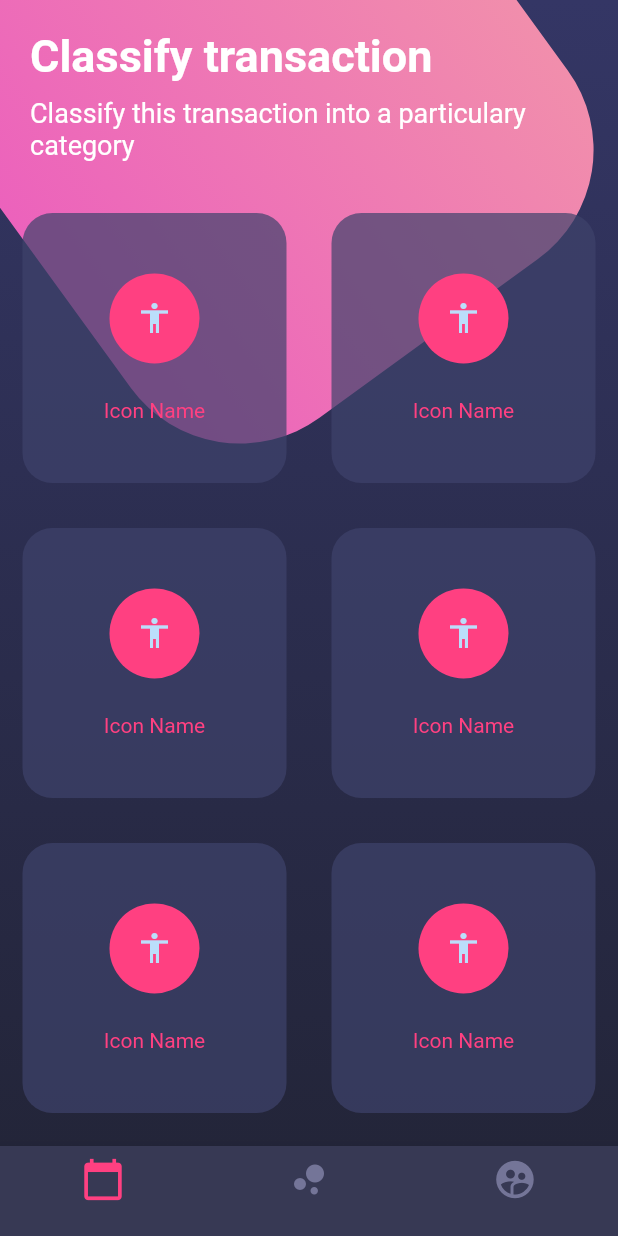
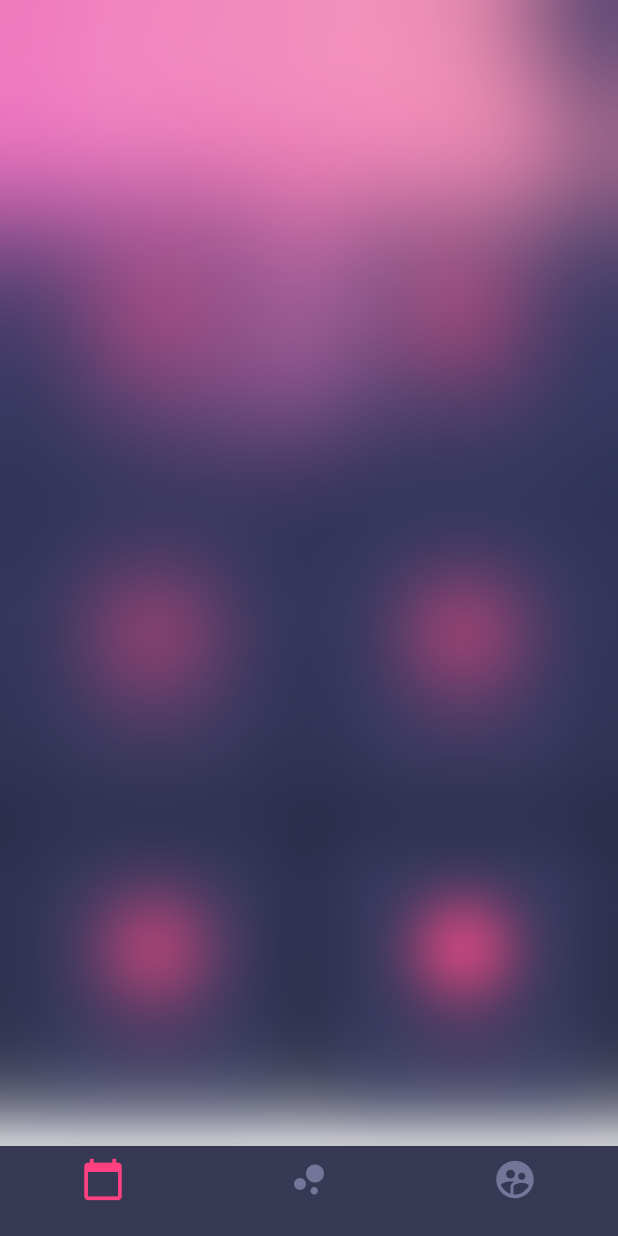
Before and after one commit to ddienu/designs, a Flutter app: the screen it shows after launch, on a phone screen of 412 x 824 dp. Run offline on Flutter 3.47's test engine with Material 2 defaults, Android fonts, the phone set to English and light mode, and no system bars.

Commit message:
Update: Botones page
Update botones page with the widget blur and adding color, icon, and text required, by this way have the possibility to change this properties in each table row.

```diff
--- a/lib/src/pages/botones_page.dart
+++ b/lib/src/pages/botones_page.dart
@@ -120,34 +120,38 @@ class BotonesPage extends StatelessWidget {
         children: [
           TableRow(
             children: [
-              _crearBotonRedondeados(),
-              _crearBotonRedondeados(),
+              _crearBotonRedondeados(Colors.blue, Icons.handshake, 'Hello'),
+              _crearBotonRedondeados(Colors.pinkAccent, Icons.border_all, 'General'),
             ],
           ),
           TableRow(
             children: [
-              _crearBotonRedondeados(),
-              _crearBotonRedondeados(),
+              _crearBotonRedondeados(Colors.red, Icons.business, 'Business'),
+              _crearBotonRedondeados(Colors.orange, Icons.shop_two_rounded, 'Shop'),
             ],
           ),
           TableRow(
             children: [
-              _crearBotonRedondeados(),
-              _crearBotonRedondeados(),
+              _crearBotonRedondeados(Colors.blue, Icons.movie_filter_rounded, 'Entertaiment'),
+              _crearBotonRedondeados(Colors.green, Icons.local_grocery_store, 'Grocery'),
             ],
           ),
           TableRow(
             children: [
-              _crearBotonRedondeados(),
-              _crearBotonRedondeados(),
+              _crearBotonRedondeados(Colors.deepOrange, Icons.image, 'Images'),
+              _crearBotonRedondeados(Colors.deepPurple, Icons.help_center, 'Contact'),
             ],
           ),
         ],
       );
     }
 
-      Widget _crearBotonRedondeados() {
-        return Container(
+      Widget _crearBotonRedondeados(Color color, IconData icono, String texto) {
+
+
+        return BackdropFilter(
+          filter: ImageFilter.blur(sigmaX: 15.0, sigmaY: 15.0),
+          child: Container(
             height: 180.0,
             margin: EdgeInsets.all(15.0),
             decoration: BoxDecoration(
@@ -167,6 +171,7 @@ class BotonesPage extends StatelessWidget {
                 SizedBox(height: 5.0),
               ],
             ),
+          ),
         );
       }
 }
```
Lines whose indentation alone changed are shown as unchanged.
